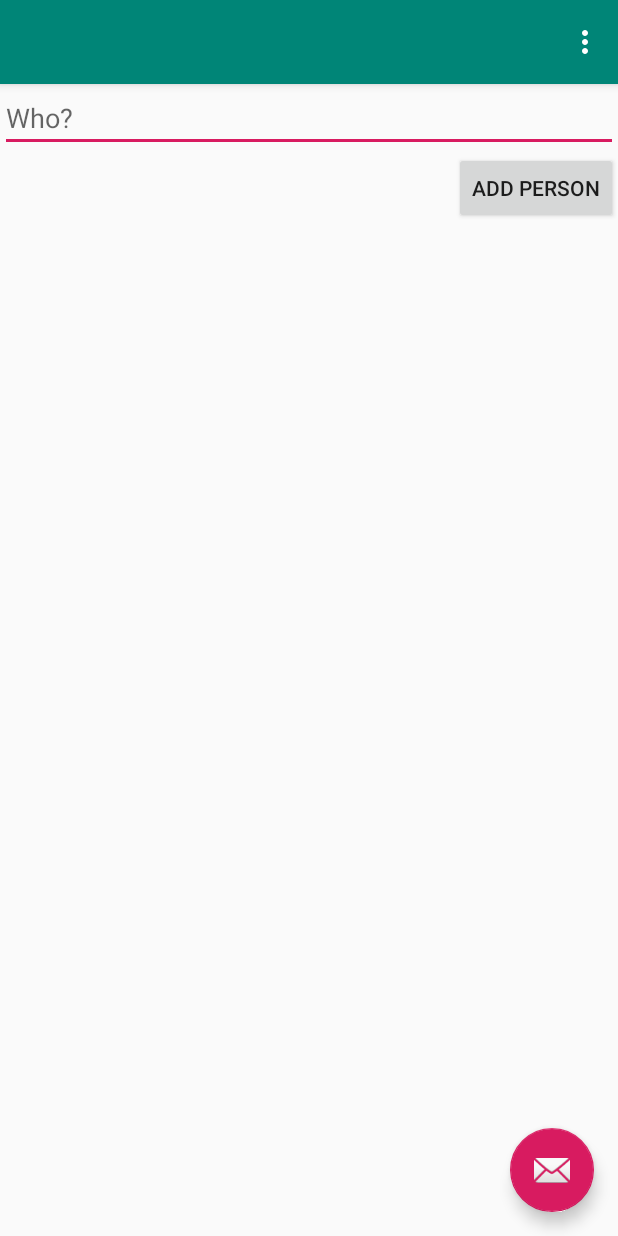
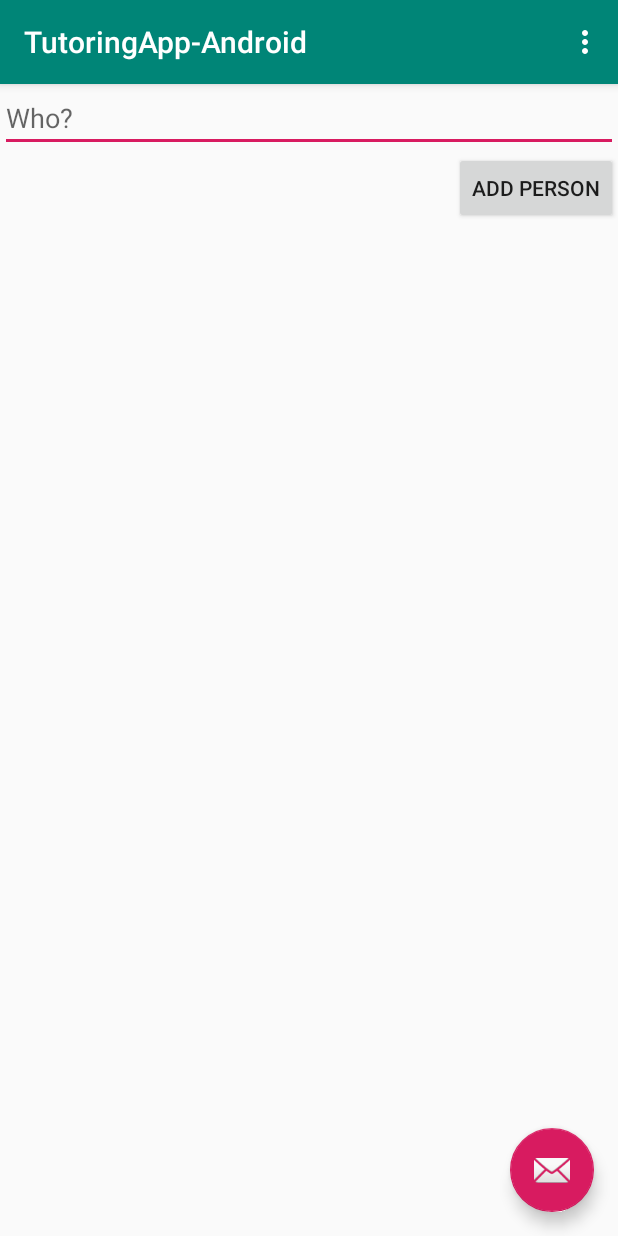
Before and after one commit to tcoza/project-group-6-copy, an Android app: the screen it shows after launch (MainActivity), on a phone screen of 412 x 824 dp. Run offline under Robolectric (Android 15) with nearby library versions, the phone set to English and light mode, and no system bars; libraries missing offline, so code that uses them is left out: com.loopj.android, cz.msebera.android.

Commit message:
Android app builds!

```diff
--- a/TutoringApp-Android/app/src/main/res/values/strings.xml
+++ b/TutoringApp-Android/app/src/main/res/values/strings.xml
@@ -1,4 +1,6 @@
 <resources>
     <string name="newperson_hint">Who?</string>
     <string name="newperson_button">Add Person</string>
+    <string name="app_name">"TutoringApp-Android"</string>
+    <string name="action_settings">"Something here"</string>
 </resources>
--- a/TutoringApp-Android/build.gradle
+++ b/TutoringApp-Android/build.gradle
@@ -8,7 +8,6 @@ buildscript {
     }
     dependencies {
         classpath 'com.android.tools.build:gradle:3.5.2'
-
         // NOTE: Do not place your application dependencies here; they belong
         // in the individual module build.gradle files
     }
```
